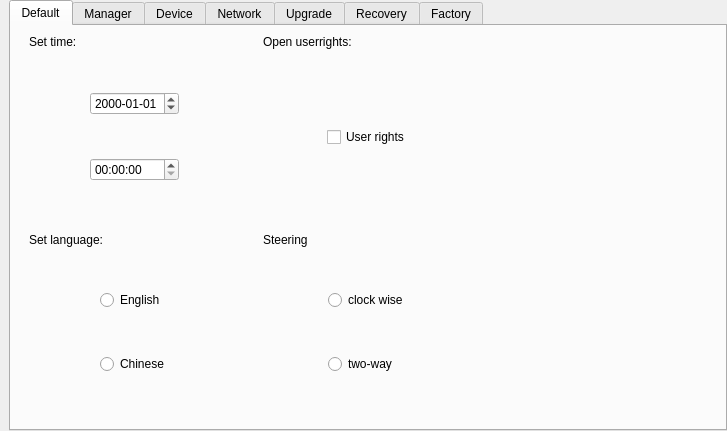
Before: the Qt Designer form tank/qsetform.ui in photonlili/Tank, drawn with Qt 5.
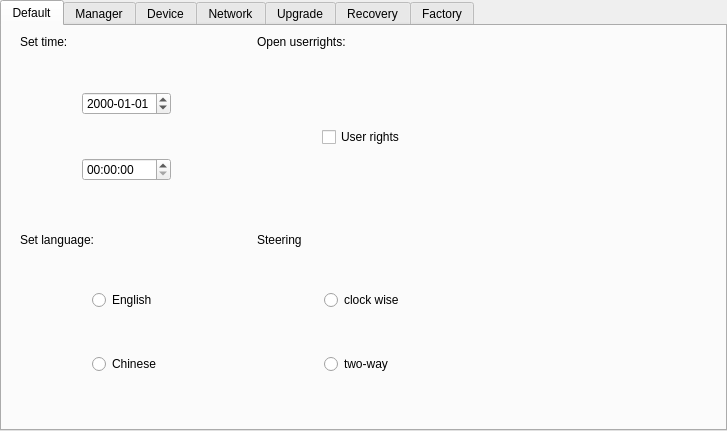
After: the same form once the commit is applied. Custom widgets are drawn as their Qt base class.

Diff of the .ui file:
```diff
--- a/tank/qsetform.ui
+++ b/tank/qsetform.ui
@@ -15,7 +15,7 @@
   </property>
   <layout class="QHBoxLayout" name="horizontalLayout">
    <property name="leftMargin">
-    <number>9</number>
+    <number>0</number>
    </property>
    <property name="topMargin">
     <number>0</number>
```
